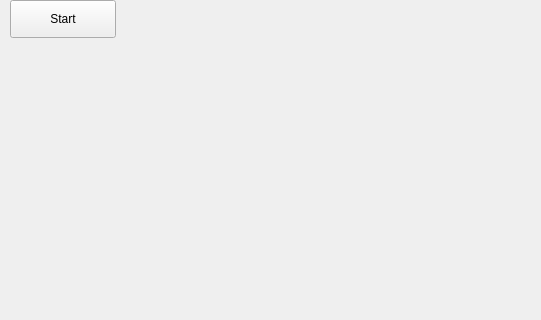
This is mainwindow.ui in LuisMSuarez/GameOfLife as Qt 5 draws it before an edit; both pictures show x 0 to 541 and y 0 to 320 of the 800 by 600 pixel window. The edited form follows.
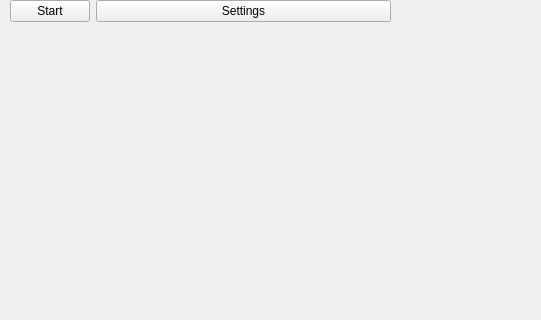
This is the edited form.

Commit message:
Game settings modal form (#10)
* show modal dialog

* load and save settings

What changed in the file:
```diff
--- a/mainwindow.ui
+++ b/mainwindow.ui
@@ -38,18 +38,31 @@
      </property>
     </layout>
    </widget>
-   <widget class="QPushButton" name="pushButtonStartPause">
+   <widget class="QWidget" name="formLayoutWidget">
     <property name="geometry">
      <rect>
       <x>10</x>
       <y>0</y>
-      <width>106</width>
-      <height>38</height>
+      <width>381</width>
+      <height>41</height>
      </rect>
     </property>
+    <layout class="QFormLayout" name="formLayout">
+     <item row="0" column="0">
+      <widget class="QPushButton" name="pushButtonStartPause">
     <property name="text">
      <string>Start</string>
     </property>
+      </widget>
+     </item>
+     <item row="0" column="1">
+      <widget class="QPushButton" name="pushButtonSettings">
+       <property name="text">
+        <string>Settings</string>
+       </property>
+      </widget>
+     </item>
+    </layout>
    </widget>
   </widget>
   <widget class="QMenuBar" name="menubar">
```
Lines whose indentation alone changed are shown as unchanged. The commit also changes 7 other files.
